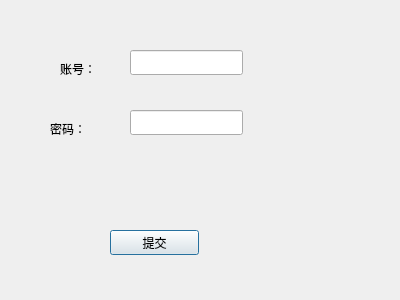
First picture: the form in dialog_add_admin.ui, repository Anthony52233/Qt_mysql_sys, before the edit.
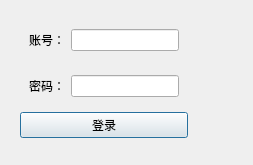
Second picture: the form after the edit.

What changed in the file:
```diff
--- a/dialog_add_admin.ui
+++ b/dialog_add_admin.ui
@@ -6,72 +6,60 @@
    <rect>
     <x>0</x>
     <y>0</y>
-    <width>400</width>
-    <height>300</height>
+    <width>253</width>
+    <height>165</height>
    </rect>
   </property>
   <property name="windowTitle">
    <string>Dialog</string>
   </property>
+  <layout class="QFormLayout" name="formLayout">
+   <item row="0" column="0">
+    <widget class="QWidget" name="widget_3" native="true">
+     <layout class="QGridLayout" name="gridLayout">
+      <item row="0" column="0">
+       <widget class="QWidget" name="widget" native="true">
+        <layout class="QHBoxLayout" name="horizontalLayout">
+         <item>
   <widget class="QLabel" name="label">
-   <property name="geometry">
-    <rect>
-     <x>60</x>
-     <y>60</y>
-     <width>67</width>
-     <height>17</height>
-    </rect>
-   </property>
    <property name="text">
     <string>账号：</string>
    </property>
   </widget>
+         </item>
+         <item>
+          <widget class="QLineEdit" name="lineEdit_account"/>
+         </item>
+        </layout>
+       </widget>
+      </item>
+      <item row="1" column="0">
+       <widget class="QWidget" name="widget_2" native="true">
+        <layout class="QHBoxLayout" name="horizontalLayout_2">
+         <item>
   <widget class="QLabel" name="label_2">
-   <property name="geometry">
-    <rect>
-     <x>50</x>
-     <y>120</y>
-     <width>67</width>
-     <height>17</height>
-    </rect>
-   </property>
    <property name="text">
     <string>密码：</string>
    </property>
   </widget>
-  <widget class="QLineEdit" name="lineEdit_account">
-   <property name="geometry">
-    <rect>
-     <x>130</x>
-     <y>50</y>
-     <width>113</width>
-     <height>25</height>
-    </rect>
-   </property>
-  </widget>
-  <widget class="QLineEdit" name="lineEdit_password">
-   <property name="geometry">
-    <rect>
-     <x>130</x>
-     <y>110</y>
-     <width>113</width>
-     <height>25</height>
-    </rect>
-   </property>
-  </widget>
+         </item>
+         <item>
+          <widget class="QLineEdit" name="lineEdit_password"/>
+         </item>
+        </layout>
+       </widget>
+      </item>
+      <item row="2" column="0">
   <widget class="QPushButton" name="pushButton_commit">
-   <property name="geometry">
-    <rect>
-     <x>110</x>
-     <y>230</y>
-     <width>89</width>
-     <height>25</height>
-    </rect>
-   </property>
    <property name="text">
-    <string>提交</string>
-   </property>
-  </widget>
+         <string>登录</string>
+        </property>
+       </widget>
+      </item>
+     </layout>
+    </widget>
+   </item>
+  </layout>
  </widget>
  <resources/>
  <connections/>
```
Lines whose indentation alone changed are shown as unchanged.
